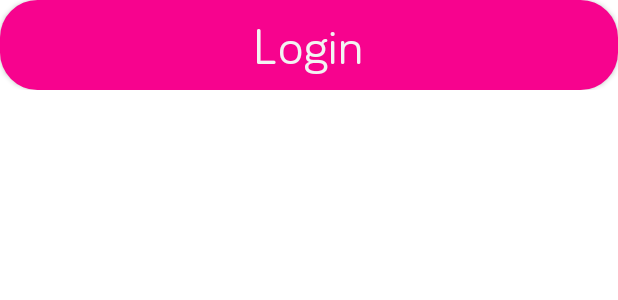
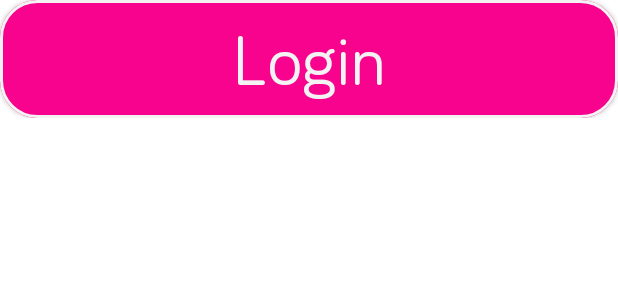
Before and after one commit to emdadhossain25/SuperComposeApp, an Android app built with Jetpack Compose: the @Preview function SuperAppButtonComponenPreview, on a phone screen of 412 x 824 dp. Shown: the top 300 px of the screen. Run offline under Robolectric (Android 15) with nearby library versions, the phone set to English and light mode, and no system bars.

```diff
--- /dev/null
+++ b/app/src/main/java/com/example/supercomposeapp/presentation/components/SuperAppMagnetaButtonComponent.kt
@@ -0,0 +1,74 @@
+package com.example.supercomposeapp.presentation.components
+
+import androidx.compose.foundation.BorderStroke
+import androidx.compose.foundation.layout.fillMaxWidth
+import androidx.compose.foundation.layout.size
+import androidx.compose.foundation.shape.RoundedCornerShape
+import androidx.compose.material.*
+import androidx.compose.runtime.Composable
+import androidx.compose.ui.Modifier
+import androidx.compose.ui.graphics.Color
+import androidx.compose.ui.tooling.preview.Preview
+import androidx.compose.ui.unit.dp
+import com.example.supercomposeapp.ui.theme.Bariol
+import com.example.supercomposeapp.ui.theme.darkMagneta
+import com.example.supercomposeapp.ui.theme.white
+
+@Composable
+fun SuperAppMagnetaButtonComponent(
+    text: String,
+    backgroundColor: Color,
+    contentColor: Color,
+    enabled: Boolean = true,
+    onButtonClick: () -> Unit,
+    isLoading: Boolean,
+    modifier: Modifier = Modifier,
+    borderColor: Color
+) {
+    Button(
+        modifier = modifier,
+        onClick = {
+            onButtonClick()
+        },
+        shape = RoundedCornerShape(25.dp),
+        colors = ButtonDefaults.buttonColors(
+            backgroundColor = backgroundColor,
+            contentColor = contentColor,
+            disabledBackgroundColor = backgroundColor,
+            disabledContentColor = contentColor
+        ),
+        enabled = enabled,
+        border = BorderStroke(
+            width = 2.dp,
+            color = borderColor
+        )
+
+    ) {
+        if (isLoading) {
+            CircularProgressIndicator(
+                color = contentColor,
+                modifier = Modifier.size(20.dp)
+            )
+        } else {
+            Text(
+                text = text,
+                fontFamily = Bariol,
+                style = MaterialTheme.typography.h3
+            )
+        }
+    }
+}
+
+@Preview(showBackground = true)
+@Composable
+fun SuperAppButtonComponenPreview() {
+    SuperAppMagnetaButtonComponent(
+        text = "Login",
+        backgroundColor = darkMagneta,
+        contentColor = white,
+        onButtonClick = { /*TODO*/ },
+        isLoading = false,
+        modifier = Modifier.fillMaxWidth(),
+        borderColor = white
+    )
+}
```
Also changed, not shown: app/src/main/java/com/example/supercomposeapp/presentation/components/SuperWhiteButtonComponent.kt (renamed from app/src/main/java/com/example/supercomposeapp/presentation/components/SuperAppButtonComponent.kt, +33 -23 lines).
